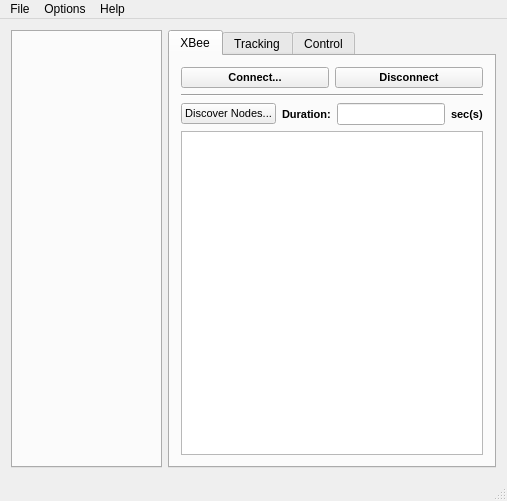
Qt form qt-ebug2014-control-mc/MainWindow.ui (monash-wsrn/ebug2014-qt) before a commit.
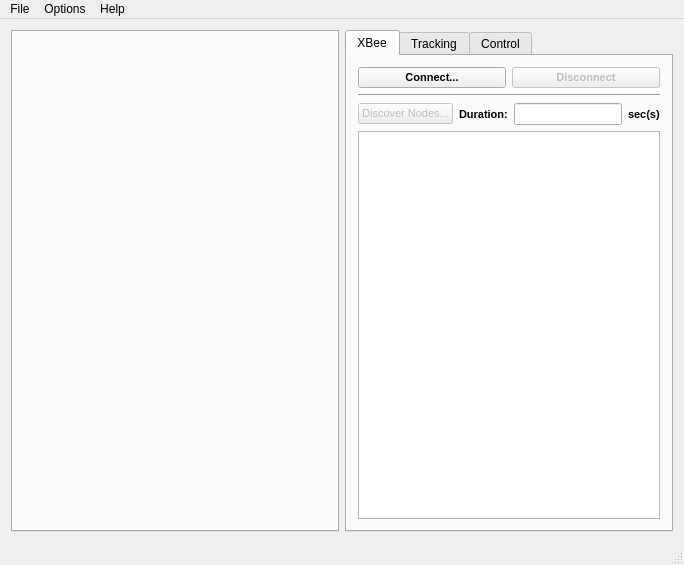
The same form after that commit. The open tabs and pages were chosen to show the change.

Diff of the .ui file:
```diff
--- a/qt-ebug2014-control-mc/MainWindow.ui
+++ b/qt-ebug2014-control-mc/MainWindow.ui
@@ -6,8 +6,8 @@
    <rect>
     <x>0</x>
     <y>0</y>
-    <width>507</width>
-    <height>501</height>
+    <width>684</width>
+    <height>565</height>
    </rect>
   </property>
   <property name="sizePolicy">
@@ -20,7 +20,7 @@
    <string>qt-ebug-control-multicamera</string>
   </property>
   <widget class="QWidget" name="centralWidget">
-   <layout class="QHBoxLayout" name="horizontalLayout_2" stretch="1,0">
+   <layout class="QHBoxLayout" name="horizontalLayout_2" stretch="0,0">
     <item>
      <widget class="QTabWidget" name="tabWidget">
       <property name="currentIndex">
@@ -45,6 +45,9 @@
          <layout class="QHBoxLayout" name="horizontalLayout_10">
           <item>
            <widget class="QPushButton" name="xBeeConnectButton">
+            <property name="enabled">
+             <bool>true</bool>
+            </property>
             <property name="font">
              <font>
               <pointsize>8</pointsize>
@@ -59,6 +62,9 @@
           </item>
           <item>
            <widget class="QPushButton" name="xBeeDisconnectButton">
+            <property name="enabled">
+             <bool>false</bool>
+            </property>
             <property name="font">
              <font>
               <pointsize>8</pointsize>
@@ -84,6 +90,9 @@
          <layout class="QHBoxLayout" name="horizontalLayout_13">
           <item>
            <widget class="QPushButton" name="xBeeNodeDiscoveryButton">
+            <property name="enabled">
+             <bool>false</bool>
+            </property>
             <property name="font">
              <font>
               <pointsize>8</pointsize>
@@ -115,6 +124,9 @@
               <pointsize>8</pointsize>
              </font>
             </property>
+            <property name="text">
+             <string/>
+            </property>
            </widget>
           </item>
           <item>
@@ -253,7 +265,7 @@
     <rect>
      <x>0</x>
      <y>0</y>
-     <width>507</width>
+     <width>684</width>
      <height>19</height>
     </rect>
    </property>
```
Left out of the diff: 29 changed lines with no effect on the pictures.
